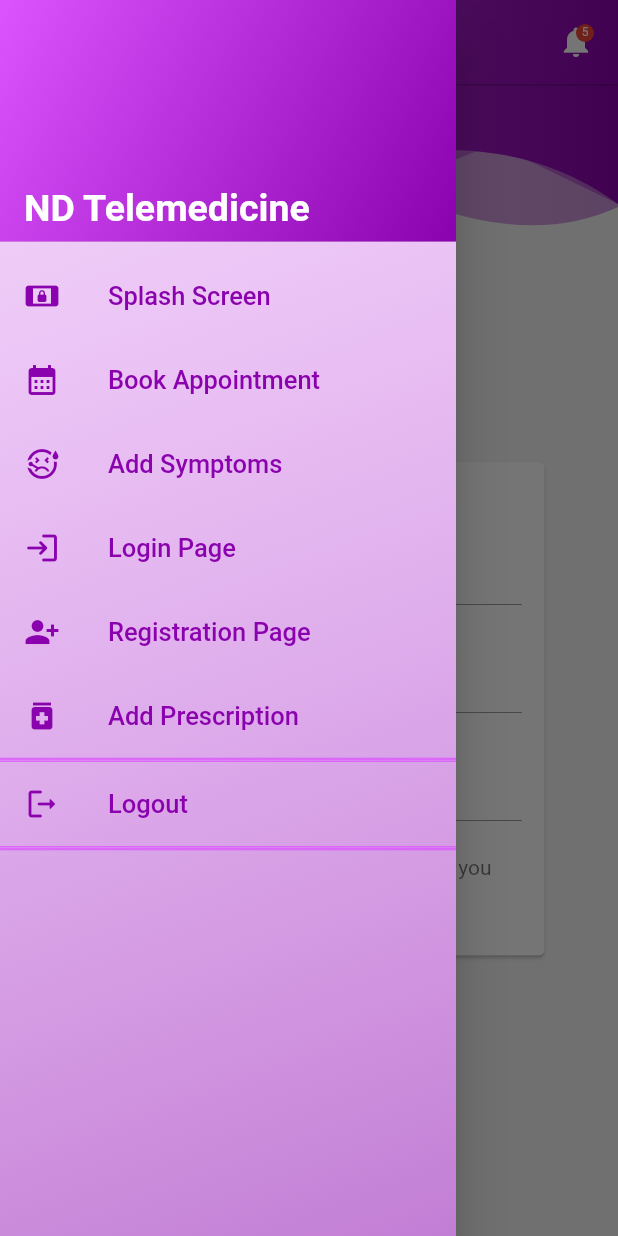
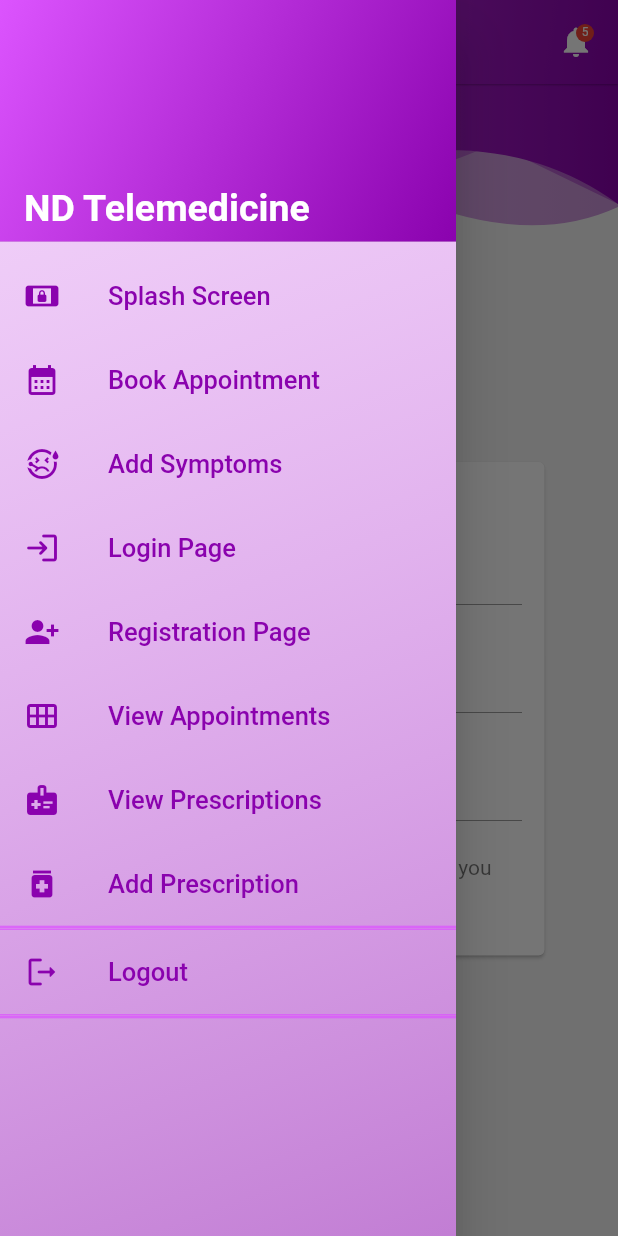
Before and after one commit to s3815261/sept-group-1, a Flutter app: the ProfilePage screen opened directly, with the side drawer open, on a phone screen of 412 x 824 dp. Run offline on Flutter 3.47's test engine with Material 2 defaults, Android fonts, the phone set to English and light mode, and no system bars; our stand-ins replace font_awesome_flutter, hexcolor.

Commit message:
adding menu links for view appointments + view prescriptions (to be implemented)

```diff
--- a/frontend/lib/screens/profile_page.dart
+++ b/frontend/lib/screens/profile_page.dart
@@ -131,6 +131,20 @@ class _ProfilePageState extends State<ProfilePage>{
                 },
               ),
               ListTile(
+                leading: Icon(Icons.calendar_view_month_outlined, size: _drawerIconSize,color: Theme.of(context).accentColor),
+                title: Text('View Appointments',style: TextStyle(fontSize: _drawerFontSize,color: Theme.of(context).accentColor),),
+                onTap: () {
+                  Navigator.push(context, MaterialPageRoute(builder: (context) => PrescriptionPage()),);
+                },
+              ),
+              ListTile(
+                leading: Icon(Icons.medical_information, size: _drawerIconSize,color: Theme.of(context).accentColor),
+                title: Text('View Prescriptions',style: TextStyle(fontSize: _drawerFontSize,color: Theme.of(context).accentColor),),
+                onTap: () {
+                  Navigator.push(context, MaterialPageRoute(builder: (context) => PrescriptionPage()),);
+                },
+              ),
+              ListTile(
                 leading: Icon(Icons.medication, size: _drawerIconSize,color: Theme.of(context).accentColor),
                 title: Text('Add Prescription',style: TextStyle(fontSize: _drawerFontSize,color: Theme.of(context).accentColor),),
                 onTap: () {
```
